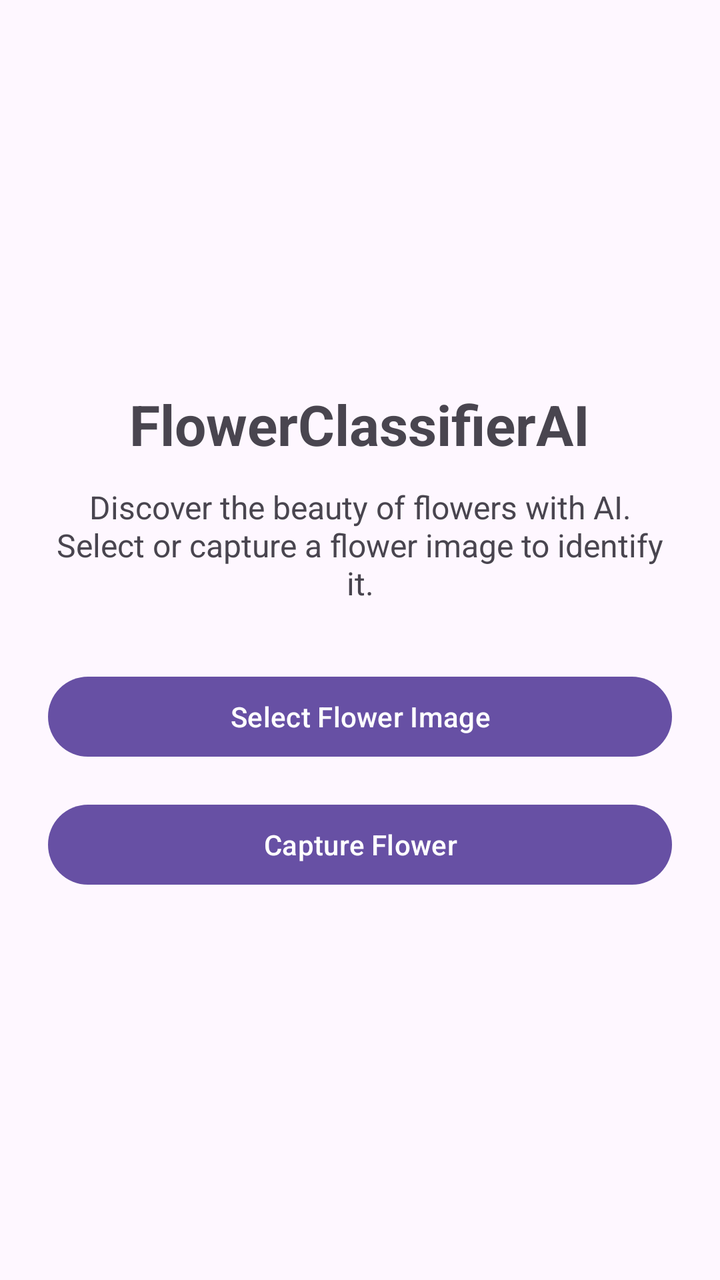
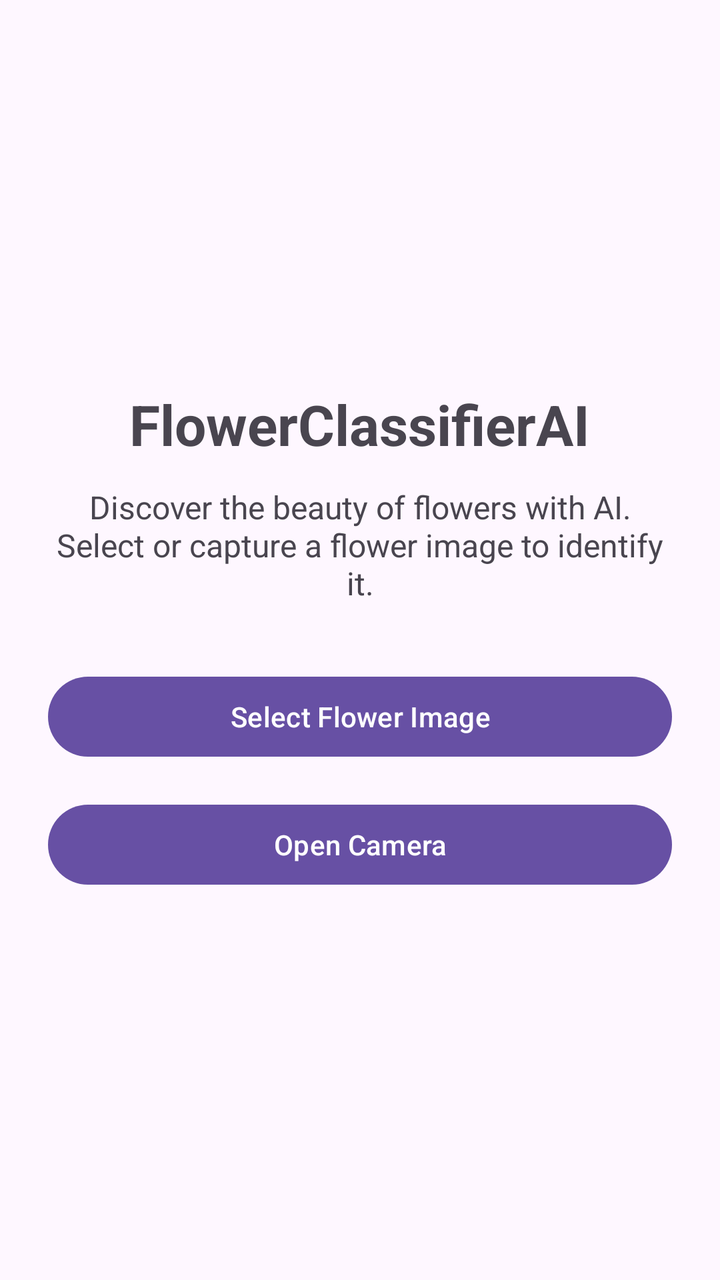

The first picture is an Android layout as it rendered before a commit; the second is the same layout after the commit. The layout source and the unified diff follow.
<!-- AndroidManifest.xml: application theme Theme.FlowerClassifierAi -->
<!-- res/layout/activity_main.xml -->
<?xml version="1.0" encoding="utf-8"?>
<ScrollView xmlns:android="http://schemas.android.com/apk/res/android"
    android:layout_width="match_parent"
    android:layout_height="match_parent"
    android:fillViewport="true">

    <LinearLayout
        android:layout_width="match_parent"
        android:layout_height="wrap_content"
        android:orientation="vertical"
        android:gravity="center"
        android:padding="24dp">

        <TextView
            android:layout_width="wrap_content"
            android:layout_height="wrap_content"
            android:text="FlowerClassifierAI"
            android:textSize="28sp"
            android:textStyle="bold"
            android:layout_marginBottom="12dp" />

        <TextView
            android:layout_width="match_parent"
            android:layout_height="wrap_content"
            android:text="Discover the beauty of flowers with AI. Select or capture a flower image to identify it."
            android:textSize="16sp"
            android:gravity="center"
            android:layout_marginBottom="32dp" />

        <Button
            android:id="@+id/btnSelectImage"
            android:layout_width="match_parent"
            android:layout_height="wrap_content"
            android:text="Select Flower Image" />

        <Button
            android:id="@+id/btnCamera"
            android:layout_width="match_parent"
            android:layout_height="wrap_content"
            android:text="Capture Flower"
            android:layout_marginTop="16dp" />

        <ImageView
            android:id="@+id/imagePreview"
            android:layout_width="match_parent"
            android:layout_height="280dp"
            android:layout_marginTop="24dp"
            android:scaleType="centerInside"
            android:contentDescription="Selected flower image"
            android:visibility="gone" />

    </LinearLayout>

</ScrollView>
<!-- resources referenced by this layout -->
<resources>
  <style name="Theme.FlowerClassifierAi" parent="Base.Theme.FlowerClassifierAi" />
  <style name="Base.Theme.FlowerClassifierAi" parent="Theme.Material3.DayNight.NoActionBar">
          
          
      </style>
</resources>

<!-- the commit's change to res/layout/activity_main.xml (unified diff, before → after) -->
@@ -37,8 +37,23 @@
             android:id="@+id/btnCamera"
             android:layout_width="match_parent"
             android:layout_height="wrap_content"
+            android:text="Open Camera"
+            android:layout_marginTop="16dp" />
+
+        <androidx.camera.view.PreviewView
+            android:id="@+id/cameraPreview"
+            android:layout_width="match_parent"
+            android:layout_height="300dp"
+            android:layout_marginTop="20dp"
+            android:visibility="gone" />
+
+        <Button
+            android:id="@+id/btnCapture"
+            android:layout_width="match_parent"
+            android:layout_height="wrap_content"
             android:text="Capture Flower"
-            android:layout_marginTop="16dp" />
+            android:layout_marginTop="12dp"
+            android:visibility="gone" />
 
         <ImageView
             android:id="@+id/imagePreview"
@@ -46,7 +61,7 @@
             android:layout_height="280dp"
             android:layout_marginTop="24dp"
             android:scaleType="centerInside"
-            android:contentDescription="Selected flower image"
+            android:contentDescription="Selected or captured flower image"
             android:visibility="gone" />
 
     </LinearLayout>
